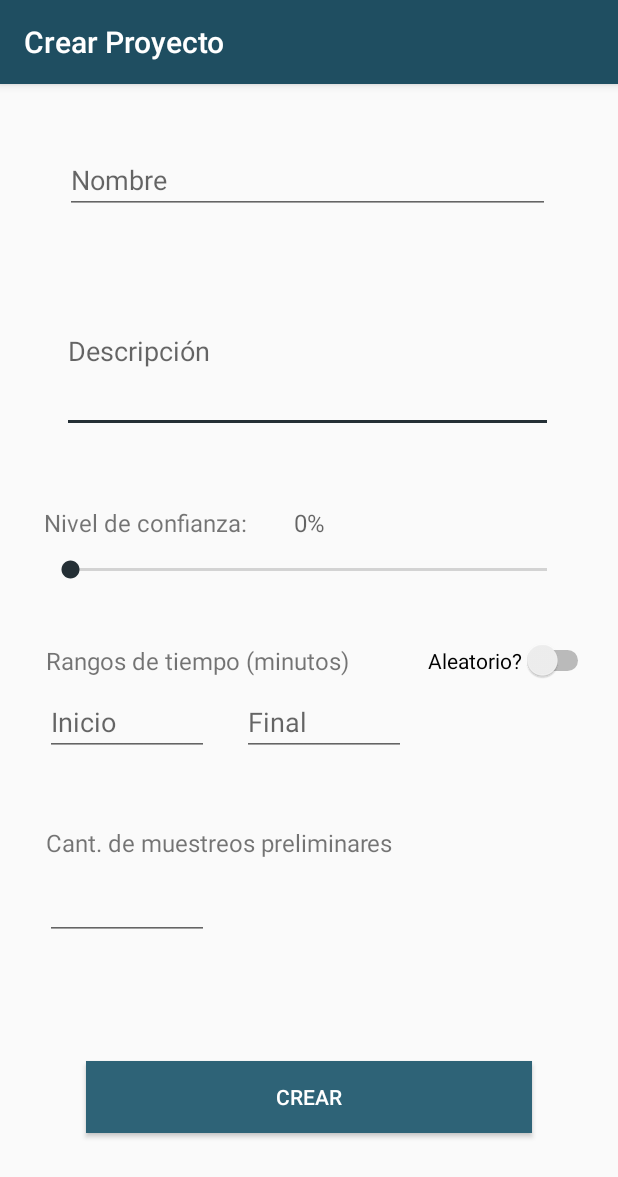
After one commit to JoseNA12/ProIndustApp, an Android app: the CrearProyecto screen opened directly, with no data from a screen before it, on a phone screen of 412 x 824 dp. The commit adds this screen. Shown: the top 1177 px of the screen. Run offline under Robolectric (Android 15) with nearby library versions, the phone set to English and light mode, and no system bars; Roboto replaces fonts that are not available here.

Commit message:
Crear proyecto

```diff
--- a/app/src/main/AndroidManifest.xml
+++ b/app/src/main/AndroidManifest.xml
@@ -38,6 +38,9 @@
         <activity
             android:name=".Muestreo"
             android:label="@string/title_activity_muestreo" />
+        <activity
+            android:name=".CrearProyecto"
+            android:label="@string/title_activity_crear_proyecto" />
     </application>
 
 </manifest>
--- a/app/src/main/java/reque/proyecto2/jose_/proindust_app/CRUDS.java
+++ b/app/src/main/java/reque/proyecto2/jose_/proindust_app/CRUDS.java
@@ -1,6 +1,7 @@
 package reque.proyecto2.jose_.proindust_app;
 
 import android.app.ActionBar;
+import android.content.Intent;
 import android.os.Bundle;
 import android.support.annotation.NonNull;
 import android.support.design.widget.BottomNavigationView;
@@ -9,8 +10,11 @@ import android.view.MenuItem;
 import android.view.View;
 import android.widget.AdapterView;
 import android.widget.ArrayAdapter;
+import android.widget.ListAdapter;
 import android.widget.ListView;
+import android.widget.PopupMenu;
 import android.widget.TextView;
+import android.widget.Toast;
 
 import java.util.ArrayList;
 
@@ -28,12 +32,32 @@ public class CRUDS extends AppCompatActivity {
         BottomNavigationView navigation = (BottomNavigationView) findViewById(R.id.navigation);
         navigation.setOnNavigationItemSelectedListener(mOnNavigationItemSelectedListener);
 
+        String[] ninjaList = {"Jose", "Navarro", "Hola", "Holiwis", "Jelou mai frey"};
+        ListAdapter theAdapter = new ArrayAdapter<String>(this, android.R.layout.simple_selectable_list_item, ninjaList);
         lv = (ListView) findViewById(R.id.dy_lista_ID);
+        lv.setAdapter(theAdapter);
         lv.setOnItemClickListener(new AdapterView.OnItemClickListener() {
             @Override
             public void onItemClick(AdapterView<?> parent, View view, int position, long id) {
                 final int pos = position;
-                //CODIGO AQUI
+
+                PopupMenu popup = new PopupMenu(CRUDS.this, view);
+                //Inflating the Popup using xml file
+                popup.getMenuInflater().inflate(R.menu.popup_menu, popup.getMenu());
+
+                //registering popup with OnMenuItemClickListener
+                popup.setOnMenuItemClickListener(new PopupMenu.OnMenuItemClickListener() {
+                    public boolean onMenuItemClick(MenuItem item) {
+                        Toast.makeText(CRUDS.this,"You Clicked : " + item.getTitle(), Toast.LENGTH_SHORT).show();
+
+                        Intent intent_iniciarsesion = new Intent(CRUDS.this, CrearProyecto.class);
+                        startActivity(intent_iniciarsesion);
+
+                        return true;
+                    }
+                });
+
+                popup.show();//showing popup menu
 
                 mTextMessage.setText("Viva vegetta ostia");
             }
--- /dev/null
+++ b/app/src/main/java/reque/proyecto2/jose_/proindust_app/CrearProyecto.java
@@ -0,0 +1,42 @@
+package reque.proyecto2.jose_.proindust_app;
+
+import android.support.v7.app.AppCompatActivity;
+import android.os.Bundle;
+import android.widget.SeekBar;
+import android.widget.TextView;
+
+public class CrearProyecto extends AppCompatActivity {
+
+    SeekBar barraNivelConfianza;
+    TextView textoNivelConfianza;
+
+    @Override
+    protected void onCreate(Bundle savedInstanceState) {
+        super.onCreate(savedInstanceState);
+        setContentView(R.layout.activity_crear_proyecto);
+
+        barraNivelConfianza = (SeekBar) findViewById(R.id.sb_nivelConfianza_ID);
+        textoNivelConfianza = (TextView) findViewById(R.id.tv_porcentaje_ID);
+
+        barraNivelConfianza.setOnSeekBarChangeListener(new SeekBar.OnSeekBarChangeListener(){
+
+            @Override
+            public void onProgressChanged(SeekBar seekBar, int progress,
+                                          boolean fromUser) {
+                // TODO Auto-generated method stub
+                String valor = String.valueOf(progress) + "%";
+                textoNivelConfianza.setText(valor);
+            }
+
+            @Override
+            public void onStartTrackingTouch(SeekBar seekBar) {
+                // TODO Auto-generated method stub
+            }
+
+            @Override
+            public void onStopTrackingTouch(SeekBar seekBar) {
+                // TODO Auto-generated method stub
+            }
+        });
+    }
+}
--- /dev/null
+++ b/app/src/main/res/layout/activity_crear_proyecto.xml
@@ -0,0 +1,214 @@
+<?xml version="1.0" encoding="utf-8"?>
+<android.support.constraint.ConstraintLayout xmlns:android="http://schemas.android.com/apk/res/android"
+    xmlns:app="http://schemas.android.com/apk/res-auto"
+    xmlns:tools="http://schemas.android.com/tools"
+    android:layout_width="match_parent"
+    android:layout_height="match_parent"
+    tools:context=".CrearProyecto">
+
+    <EditText
+        android:id="@+id/tv_descripcion_ID2"
+        android:layout_width="327dp"
+        android:layout_height="wrap_content"
+        android:layout_marginBottom="8dp"
+        android:layout_marginEnd="8dp"
+        android:layout_marginStart="8dp"
+        android:layout_marginTop="8dp"
+        android:ems="10"
+        android:hint="Descripción"
+        android:inputType="textMultiLine"
+        android:lines="4"
+        android:singleLine="false"
+        app:layout_constraintBottom_toBottomOf="parent"
+        app:layout_constraintEnd_toEndOf="parent"
+        app:layout_constraintHorizontal_bias="0.488"
+        app:layout_constraintStart_toStartOf="parent"
+        app:layout_constraintTop_toTopOf="parent"
+        app:layout_constraintVertical_bias="0.179" />
+
+    <EditText
+        android:id="@+id/et_nombre_ID"
+        android:layout_width="323dp"
+        android:layout_height="wrap_content"
+        android:layout_marginBottom="8dp"
+        android:layout_marginEnd="16dp"
+        android:layout_marginStart="16dp"
+        android:layout_marginTop="41dp"
+        android:ems="10"
+        android:hint="Nombre"
+        android:inputType="textPersonName"
+        app:layout_constraintBottom_toBottomOf="parent"
+        app:layout_constraintEnd_toEndOf="parent"
+        app:layout_constraintHorizontal_bias="0.482"
+        app:layout_constraintStart_toStartOf="parent"
+        app:layout_constraintTop_toTopOf="parent"
+        app:layout_constraintVertical_bias="0.0" />
+
+    <SeekBar
+        android:id="@+id/sb_nivelConfianza_ID"
+        android:layout_width="350dp"
+        android:layout_height="26dp"
+        android:layout_marginBottom="8dp"
+        android:layout_marginEnd="8dp"
+        android:layout_marginStart="8dp"
+        android:layout_marginTop="8dp"
+        android:max="99"
+        app:layout_constraintBottom_toBottomOf="parent"
+        app:layout_constraintEnd_toEndOf="parent"
+        app:layout_constraintHorizontal_bias="0.488"
+        app:layout_constraintStart_toStartOf="parent"
+        app:layout_constraintTop_toTopOf="parent"
+        app:layout_constraintVertical_bias="0.417" />
+
+    <TextView
+        android:id="@+id/textView9"
+        android:layout_width="wrap_content"
+        android:layout_height="wrap_content"
+        android:layout_marginBottom="8dp"
+        android:layout_marginEnd="8dp"
+        android:layout_marginStart="8dp"
+        android:layout_marginTop="8dp"
+        android:text="Nivel de confianza:"
+        android:textSize="16sp"
+        app:layout_constraintBottom_toBottomOf="parent"
+        app:layout_constraintEnd_toEndOf="parent"
+        app:layout_constraintHorizontal_bias="0.083"
+        app:layout_constraintStart_toStartOf="parent"
+        app:layout_constraintTop_toTopOf="parent"
+        app:layout_constraintVertical_bias="0.374" />
+
+    <TextView
+        android:id="@+id/textView10"
+        android:layout_width="wrap_content"
+        android:layout_height="wrap_content"
+        android:layout_marginBottom="8dp"
+        android:layout_marginEnd="8dp"
+        android:layout_marginStart="8dp"
+        android:layout_marginTop="8dp"
+        android:text="Rangos de tiempo (minutos)"
+        android:textSize="16sp"
+        app:layout_constraintBottom_toBottomOf="parent"
+        app:layout_constraintEnd_toEndOf="parent"
+        app:layout_constraintHorizontal_bias="0.116"
+        app:layout_constraintStart_toStartOf="parent"
+        app:layout_constraintTop_toTopOf="parent" />
+
+    <EditText
+        android:id="@+id/et_rangoInicio_ID"
+        android:layout_width="109dp"
+        android:layout_height="42dp"
+        android:layout_marginBottom="8dp"
+        android:layout_marginEnd="8dp"
+        android:layout_marginStart="8dp"
+        android:layout_marginTop="8dp"
+        android:ems="10"
+        android:hint="Inicio"
+        android:inputType="number"
+        app:layout_constraintBottom_toBottomOf="parent"
+        app:layout_constraintEnd_toEndOf="parent"
+        app:layout_constraintHorizontal_bias="0.076"
+        app:layout_constraintStart_toStartOf="parent"
+        app:layout_constraintTop_toTopOf="parent"
+        app:layout_constraintVertical_bias="0.561" />
+
+    <EditText
+        android:id="@+id/et_rangoFinal_ID"
+        android:layout_width="109dp"
+        android:layout_height="42dp"
+        android:layout_marginBottom="8dp"
+        android:layout_marginEnd="8dp"
+        android:layout_marginStart="8dp"
+        android:layout_marginTop="8dp"
+        android:ems="10"
+        android:hint="Final"
+        android:inputType="number"
+        app:layout_constraintBottom_toBottomOf="parent"
+        app:layout_constraintEnd_toEndOf="parent"
+        app:layout_constraintHorizontal_bias="0.534"
+        app:layout_constraintStart_toStartOf="parent"
+        app:layout_constraintTop_toTopOf="parent"
+        app:layout_constraintVertical_bias="0.561" />
+
+    <Switch
+        android:id="@+id/sch_rangoAleatorio_ID"
+        android:layout_width="wrap_content"
+        android:layout_height="wrap_content"
+        android:layout_marginBottom="8dp"
+        android:layout_marginEnd="8dp"
+        android:layout_marginStart="8dp"
+        android:layout_marginTop="8dp"
+        android:text="Aleatorio?"
+        app:layout_constraintBottom_toBottomOf="parent"
+        app:layout_constraintEnd_toEndOf="parent"
+        app:layout_constraintHorizontal_bias="0.972"
+        app:layout_constraintStart_toStartOf="parent"
+        app:layout_constraintTop_toTopOf="parent" />
+
+    <TextView
+        android:id="@+id/textView11"
+        android:layout_width="wrap_content"
+        android:layout_height="22dp"
+        android:layout_marginBottom="8dp"
+        android:layout_marginEnd="8dp"
+        android:layout_marginStart="8dp"
+        android:layout_marginTop="8dp"
+        android:text="Cant. de muestreos preliminares"
+        android:textSize="16sp"
+        app:layout_constraintBottom_toBottomOf="parent"
+        app:layout_constraintEnd_toEndOf="parent"
+        app:layout_constraintHorizontal_bias="0.136"
+        app:layout_constraintStart_toStartOf="parent"
+        app:layout_constraintTop_toTopOf="parent"
+        app:layout_constraintVertical_bias="0.667" />
+
+    <EditText
+        android:id="@+id/editText4"
+        android:layout_width="109dp"
+        android:layout_height="42dp"
+        android:layout_marginBottom="8dp"
+        android:layout_marginEnd="8dp"
+        android:layout_marginStart="8dp"
+        android:layout_marginTop="8dp"
+        android:ems="10"
+        android:inputType="number"
+        app:layout_constraintBottom_toBottomOf="parent"
+        app:layout_constraintEnd_toEndOf="parent"
+        app:layout_constraintHorizontal_bias="0.076"
+        app:layout_constraintStart_toStartOf="parent"
+        app:layout_constraintTop_toTopOf="parent"
+        app:layout_constraintVertical_bias="0.733" />
+
+    <Button
+        android:id="@+id/bt_crear_ID"
+        android:layout_width="297dp"
+        android:layout_height="wrap_content"
+        android:layout_marginBottom="8dp"
+        android:layout_marginEnd="8dp"
+        android:layout_marginStart="8dp"
+        android:layout_marginTop="8dp"
+        android:background="@color/colorBotones"
+        android:text="CREAR"
+        android:textColor="#ffffff"
+        app:layout_constraintBottom_toBottomOf="parent"
+        app:layout_constraintEnd_toEndOf="parent"
+        app:layout_constraintStart_toStartOf="parent"
+        app:layout_constraintTop_toTopOf="parent"
+        app:layout_constraintVertical_bias="0.914" />
+
+    <TextView
+        android:id="@+id/tv_porcentaje_ID"
+        android:layout_width="wrap_content"
+        android:layout_height="wrap_content"
+        android:layout_marginBottom="8dp"
+        android:layout_marginEnd="8dp"
+        android:layout_marginStart="8dp"
+        android:layout_marginTop="8dp"
+        android:hint="0%"
+        android:textSize="16sp"
+        app:layout_constraintBottom_toBottomOf="parent"
+        app:layout_constraintEnd_toEndOf="parent"
+        app:layout_constraintStart_toStartOf="parent"
+        app:layout_constraintTop_toTopOf="parent"
+        app:layout_constraintVertical_bias="0.374" />
+
+</android.support.constraint.ConstraintLayout>
--- a/app/src/main/res/layout/activity_cruds.xml
+++ b/app/src/main/res/layout/activity_cruds.xml
@@ -10,14 +10,16 @@
     <android.support.design.widget.BottomNavigationView
         android:id="@+id/navigation"
         android:layout_width="wrap_content"
-        android:layout_height="wrap_content"
+        android:layout_height="56dp"
         android:layout_marginBottom="2dp"
+        android:layout_marginTop="8dp"
         android:background="?android:attr/windowBackground"
         app:layout_constraintBottom_toBottomOf="parent"
-        app:layout_constraintHorizontal_bias="0.0"
+        app:layout_constraintHorizontal_bias="1.0"
         app:layout_constraintLeft_toLeftOf="parent"
         app:layout_constraintRight_toRightOf="parent"
-        app:layout_constraintTop_toBottomOf="@+id/dy_lista_ID"
+        app:layout_constraintTop_toTopOf="parent"
+        app:layout_constraintVertical_bias="1.0"
         app:menu="@menu/navigation" />
 
     <TextView
@@ -37,7 +39,7 @@
     <ListView
         android:id="@+id/dy_lista_ID"
         android:layout_width="0dp"
-        android:layout_height="0dp"
+        android:layout_height="431dp"
         android:layout_marginBottom="60dp"
         android:layout_marginEnd="8dp"
         android:layout_marginStart="8dp"
--- a/app/src/main/res/layout/content_menu_principal.xml
+++ b/app/src/main/res/layout/content_menu_principal.xml
@@ -4,6 +4,7 @@
     xmlns:tools="http://schemas.android.com/tools"
     android:layout_width="match_parent"
     android:layout_height="match_parent"
+    android:background="@mipmap/fondo_31"
     app:layout_behavior="@string/appbar_scrolling_view_behavior"
     tools:context=".MenuPrincipal"
     tools:showIn="@layout/app_bar_menu_principal">
--- /dev/null
+++ b/app/src/main/res/menu/popup_menu.xml
@@ -0,0 +1,14 @@
+<?xml version="1.0" encoding="utf-8"?>
+<menu xmlns:android="http://schemas.android.com/apk/res/android">
+    <item
+        android:id="@+id/informacion_ID"
+        android:title="Información"/>
+
+    <item
+        android:id="@+id/modificar_ID"
+        android:title="Modificar"/>
+
+    <item
+        android:id="@+id/eliminar_ID"
+        android:title="Eliminar"/>
+</menu>
--- a/app/src/main/res/values/strings.xml
+++ b/app/src/main/res/values/strings.xml
@@ -16,4 +16,5 @@
     <string name="title_tareas">Tareas</string>
     <string name="title_colaboradores">Colaboradores</string>
     <string name="title_usuarios">Usuarios</string>
+    <string name="title_activity_crear_proyecto">Crear Proyecto</string>
 </resources>
```
Also changed, not shown: app/src/main/res/mipmap-xxxhdpi/construccion.png (added), app/src/main/res/mipmap-xxxhdpi/construccion_mod.png (added), app/src/main/res/mipmap-xxxhdpi/fondo_2.png (added), app/src/main/res/mipmap-xxxhdpi/fondo_31.png (added), 2 other files.
